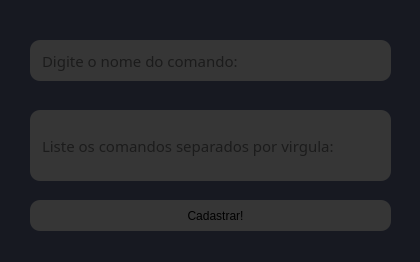
This is testes/_TESTE/rotina.ui in FariasMarina/Minerva as Qt 5 draws it before an edit. The edited form follows.
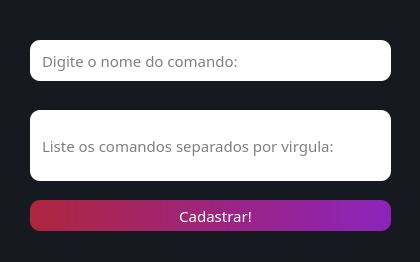
This is the edited form. Icons and pictures are not drawn.

The edit to the form file:
```diff
--- a/testes/_TESTE/rotina.ui
+++ b/testes/_TESTE/rotina.ui
@@ -33,7 +33,7 @@
      </font>
     </property>
     <property name="styleSheet">
-     <string notr="true">background-color: rgb(54, 54, 54);
+     <string notr="true">background-color: rgb(54, 54, );
 border-radius:10px;
 padding-left: 10px;
 </string>
@@ -58,7 +58,7 @@
      </font>
     </property>
     <property name="styleSheet">
-     <string notr="true">background-color: rgb(54, 54, 54);
+     <string notr="true">background-color: rgb(54, 54, );
 border-radius:10px;
 padding-left: 10px;
 </string>
@@ -76,10 +76,17 @@
       <height>31</height>
      </rect>
     </property>
+    <property name="font">
+     <font>
+      <family>Century Gothic</family>
+      <pointsize>11</pointsize>
+     </font>
+    </property>
     <property name="styleSheet">
-     <string notr="true">background-color: rgb(54, 54, 54);
+     <string notr="true">background-color: qlineargradient(spread:reflect, x1:0, y1:0, x2:1, y2:0, stop:0 rgba(175, 37, 62, 255), stop:1 rgba(139, 36, 188, 255));
 border-radius:10px;
-padding-left: 10px;</string>
+padding-left: 10px;
+color: #ffffff</string>
     </property>
     <property name="text">
      <string>Cadastrar!</string>
```
Left out of the diff: 10 changed lines with no effect on the pictures.
